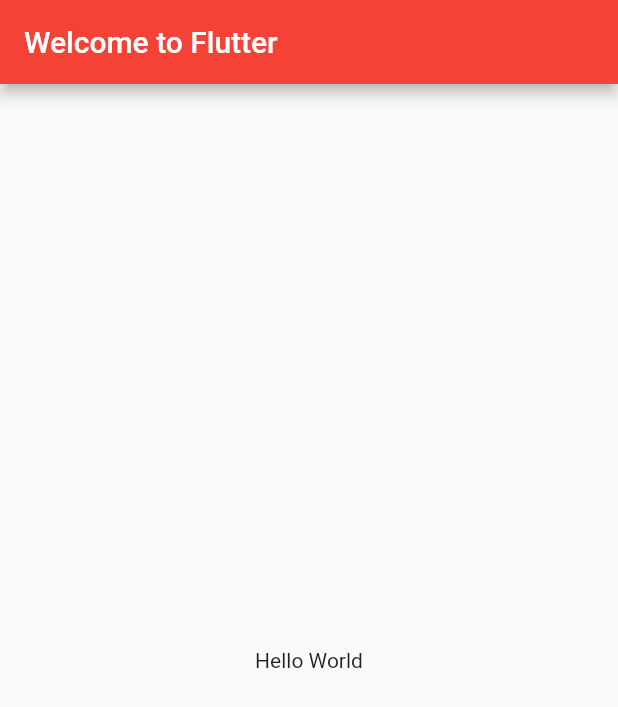
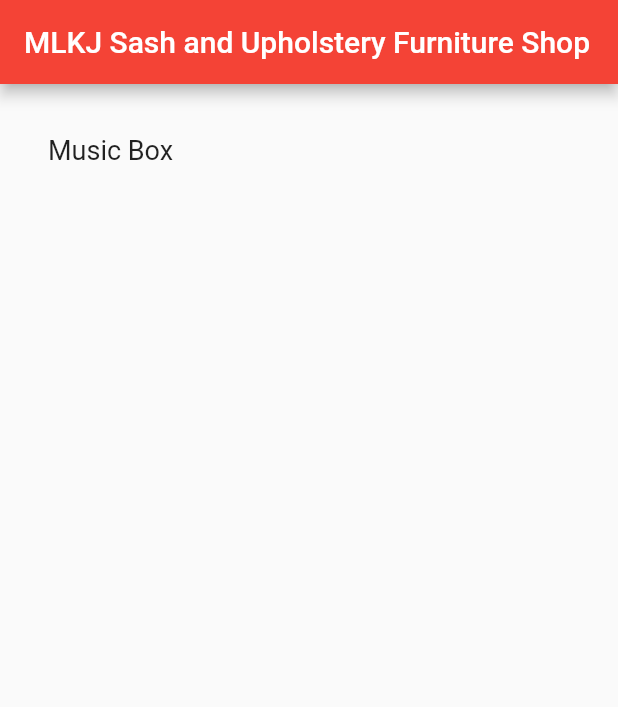
Before and after one commit to lorainemanlutac/quotationsgenerator, a Flutter app: the screen it shows after launch, on a phone screen of 412 x 824 dp. Shown: the top 707 px of the screen. Run offline on Flutter 3.47's test engine with Material 2 defaults, Android fonts, the phone set to English and light mode, and no system bars.

Commit message:
task: rename

```diff
--- a/lib/main.dart
+++ b/lib/main.dart
@@ -1,8 +1,11 @@
 import 'package:flutter/material.dart';
 
-void main() => runApp(QuoteGenerator());
+// Stateful Widgets
+import 'package:quotesgenerator/widgets/quotations.dart';
 
-class QuoteGenerator extends StatelessWidget {
+void main() => runApp(QuotesGenerator());
+
+class QuotesGenerator extends StatelessWidget {
   @override
   Widget build(BuildContext context) {
     return MaterialApp(
@@ -12,10 +15,10 @@
       ),
       home: Scaffold(
         appBar: AppBar(
-          title: Text('Welcome to Flutter'),
+          title: Text('MLKJ Sash and Upholstery Furniture Shop'),
         ),
         body: Center(
-          child: Text('Hello World'),
+          child: Quotations(),
         ),
       ),
     );
--- /dev/null
+++ b/lib/states/quotationsstate.dart
@@ -0,0 +1,39 @@
+import 'package:flutter/material.dart';
+
+// Stateful Widgets
+import 'package:quotesgenerator/widgets/quotations.dart';
+
+// Styles
+import 'package:quotesgenerator/styles/css.dart';
+
+class QuotationsState extends State<Quotations> {
+  final _quotations = ['Music Box'];
+
+  @override
+  Widget build(BuildContext context) {
+    return Scaffold(
+      body: _buildQuotations(),
+    );
+  }
+
+  Widget _buildQuotations() {
+    return ListView.builder(
+        padding: EdgeInsets.all(16.0),
+        itemCount: _quotations.length,
+        itemBuilder: (context, i) {
+          final index = i == 0 ? 0 : i ~/ 2;
+
+          if (i.isOdd) {
+            return Divider();
+          }
+
+          return _buildRow(_quotations[index]);
+        });
+  }
+
+  Widget _buildRow(quotation) {
+    return ListTile(
+      title: Text(quotation, style: biggerFont),
+    );
+  }
+}
--- /dev/null
+++ b/lib/styles/css.dart
@@ -0,0 +1,3 @@
+import 'package:flutter/material.dart';
+
+final biggerFont = TextStyle(fontSize: 18.0);
--- /dev/null
+++ b/lib/widgets/quotations.dart
@@ -0,0 +1,9 @@
+import 'package:flutter/material.dart';
+
+// States
+import 'package:quotesgenerator/states/quotationsstate.dart';
+
+class Quotations extends StatefulWidget {
+  @override
+  QuotationsState createState() => QuotationsState();
+}
--- a/pubspec.yaml
+++ b/pubspec.yaml
@@ -1,4 +1,4 @@
-name: quotegenerator
+name: quotesgenerator
 description: A new Flutter project.
 
 # The following line prevents the package from being accidentally published to
```
Also changed, not shown: 11 other files.
